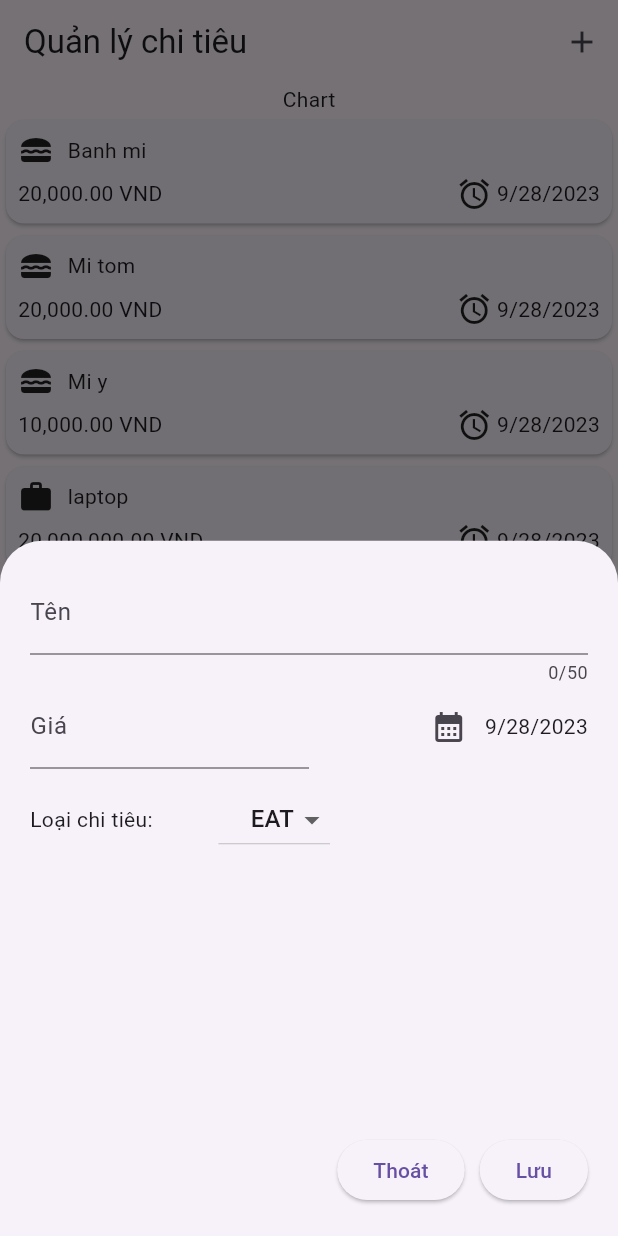
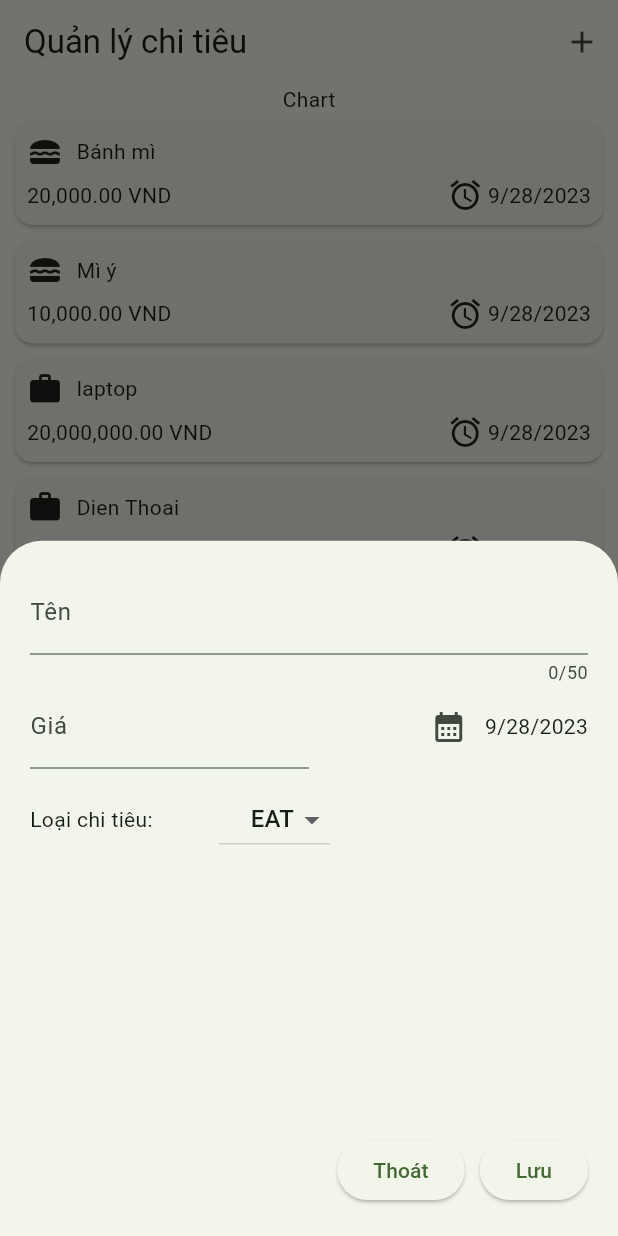
Before and after one commit to CliDang/QuanLyChiTieu, a Flutter app: the screen it shows after launch, after a tap on the "add" icon, on a phone screen of 412 x 824 dp. Run offline on Flutter 3.47's test engine with Material 2 defaults, Android fonts, the phone set to English and light mode, and no system bars; our stand-ins replace fluttertoast; missing offline and left inert: dart:ffi.

Commit message:
git add .

```diff
--- a/lib/main.dart
+++ b/lib/main.dart
@@ -1,9 +1,27 @@
 import 'package:flutter/material.dart';
 import 'package:money/widget/chitieuview.dart';
 
+var appColorScheme = ColorScheme.fromSeed(seedColor:  const Color.fromARGB(
+    255, 29, 108, 0));
+
 void main() {
-  runApp( MaterialApp(
-    theme: ThemeData(useMaterial3: true),
+  runApp(MaterialApp(
+    darkTheme: ThemeData.dark(
+      useMaterial3: true,
+    ),
+    theme: ThemeData(
+      useMaterial3: true,
+      colorScheme: appColorScheme,
+      cardTheme: const CardTheme().copyWith(
+        margin: const EdgeInsets.fromLTRB(10, 5, 10, 5),
+
+      ),
+      elevatedButtonTheme: ElevatedButtonThemeData(
+        style: ElevatedButton.styleFrom(
+
+        )
+      )
+    ),
     home: const ChiTieuView(),
     debugShowCheckedModeBanner: true,
   ));
--- a/lib/widget/chitieulist.dart
+++ b/lib/widget/chitieulist.dart
@@ -3,20 +3,21 @@ import 'package:flutter/material.dart';
 import 'package:money/entity/chitieu.dart';
 import 'package:money/widget/chitieu_item.dart';
 
-class ChiTieuList extends StatelessWidget{
-  ChiTieuList (this.chiTieuList, {super.key});
+class ChiTieuList extends StatelessWidget {
+  const ChiTieuList({super.key, required this.chiTieuList, required this.xoaChiTieu});
 
+  final void Function(ChiTieu chiTieu) xoaChiTieu;
   final List<ChiTieu> chiTieuList;
-
 
   @override
   Widget build(BuildContext context) {
     return ListView.builder(
-        itemCount: chiTieuList.length,
-        itemBuilder:
-            (context, index) => ChiTieuItem(chiTieu: chiTieuList[index]),
-      );
-
+      itemCount: chiTieuList.length,
+      itemBuilder: (context, index) =>
+          Dismissible(
+              onDismissed: (direction) => xoaChiTieu(chiTieuList[index]),
+              key: ValueKey(chiTieuList[index]),
+              child: ChiTieuItem(chiTieu: chiTieuList[index]))
+    );
   }
-
 }
--- a/lib/widget/chitieuview.dart
+++ b/lib/widget/chitieuview.dart
@@ -1,43 +1,76 @@
-import 'package:flutter/cupertino.dart';
 import 'package:flutter/material.dart';
 import 'package:money/widget/chitieulist.dart';
 import 'package:money/entity/chitieu.dart';
 import 'package:money/widget/themchitieuview.dart';
 
-class ChiTieuView extends StatefulWidget{
+class ChiTieuView extends StatefulWidget {
   const ChiTieuView({super.key});
 
   @override
   State<ChiTieuView> createState() => _ChiTieuViewState();
 }
 
-class _ChiTieuViewState extends State<ChiTieuView>{
+class _ChiTieuViewState extends State<ChiTieuView> {
   final List<ChiTieu> chiTieuList = [
-    ChiTieu("eat01", "Banh mi", 20000.0, DateTime.now(), Category.eat),
-    ChiTieu("eat02", "Mi tom", 20000, DateTime.now(), Category.eat),
-    ChiTieu("eat03", "Mi y", 10000, DateTime.now(), Category.eat),
+    ChiTieu("eat01", "Bánh mì", 20000.0, DateTime.now(), Category.eat),
+    ChiTieu("eat03", "Mì ý", 10000, DateTime.now(), Category.eat),
     ChiTieu("work01", "laptop", 20000000, DateTime.now(), Category.work),
     ChiTieu("work05", "Dien Thoai", 10000, DateTime.now(), Category.work),
-    ChiTieu("eat06", "Mi y", 10000, DateTime.now(), Category.eat),
-    ChiTieu("eat07", "Mi y", 10000, DateTime.now(), Category.eat),
-    ChiTieu("eat08", "Mi y", 10000, DateTime.now(), Category.eat),
-    ChiTieu("eat02", "Mi tom", 20000, DateTime.now(), Category.eat),
-    ChiTieu("eat03", "Mi y", 10000, DateTime.now(), Category.eat),
-    ChiTieu("work01", "laptop", 20000000, DateTime.now(), Category.work),
-    ChiTieu("work05", "Dien Thoai", 10000, DateTime.now(), Category.work),
+    ChiTieu("work05", "Xe tăng", 300000000, DateTime.now(), Category.study),
+    ChiTieu("work05", "Cà phê", 18000, DateTime.now(), Category.drink),
   ];
+
+  void _themChiTieu(ChiTieu chiTieu) {
+    setState(() {
+      chiTieuList.add(chiTieu);
+    });
+    //print(chiTieuList.length);
+  }
 
   void _moThemChiTieu() {
     showModalBottomSheet(
         context: context,
         builder: (themChiTieuContext) {
-          return const ThemChiTieuView();
-        }
+          return ThemChiTieuView(themChiTieu: _themChiTieu);
+        });
+  }
+
+  void _xoaChiTieu(ChiTieu chiTieu) {
+    //lấy index của nó để undo đúng vị trí
+    final chiTieuIndex = chiTieuList.indexOf(chiTieu);
+    setState(() {
+      chiTieuList.remove(chiTieu);
+    });
+    //print(chiTieuList.length);
+
+    //xoa Snackbar cu khi tao Snackbar moi
+    ScaffoldMessenger.of(context).clearSnackBars();
+    ScaffoldMessenger.of(context).showSnackBar(
+        SnackBar(
+            content: const Text("Xóa thành công"),
+            duration: const Duration(seconds: 2),
+            action: SnackBarAction(label: "Tạo lại", onPressed: (){
+              setState(() {
+                //undo dung vi tri da xoa
+                chiTieuList.insert(chiTieuIndex, chiTieu);
+              });
+            }),
+        )
     );
   }
 
+
+
   @override
   Widget build(BuildContext context) {
+    Widget mainContent = const Center(
+      child: Text("Hiện không có chi tiêu nào"),
+    );
+
+    if (chiTieuList.isNotEmpty){
+      mainContent = ChiTieuList(chiTieuList: chiTieuList, xoaChiTieu: _xoaChiTieu);
+    }
+
     return Scaffold(
         appBar: AppBar(
           title: const Text("Quản lý chi tiêu"),
@@ -45,14 +78,16 @@ class _ChiTieuViewState extends State<ChiTieuView>{
             IconButton(onPressed: _moThemChiTieu, icon: const Icon(Icons.add)),
           ],
         ),
-        body:  SafeArea(
+        body: SafeArea(
           child: Column(
             children: [
-              const Text("Chart", style: TextStyle(decoration: TextDecoration.none)),
-              Expanded(child: ChiTieuList(chiTieuList)),
+              const Text("Chart",
+                  style: TextStyle(decoration: TextDecoration.none)),
+              Expanded(
+                  child: mainContent,
+              )
             ],
           ),
-        )
-    );
+        ));
   }
 }
--- a/lib/widget/themchitieuview.dart
+++ b/lib/widget/themchitieuview.dart
@@ -6,7 +6,9 @@ import 'package:intl/intl.dart';
 import 'package:money/entity/chitieu.dart';
 
 class ThemChiTieuView extends StatefulWidget {
-  const ThemChiTieuView({super.key});
+  const ThemChiTieuView({super.key, required this.themChiTieu});
+
+  final void Function(ChiTieu chiTieu) themChiTieu;
 
   @override
   State<ThemChiTieuView> createState() {
@@ -42,6 +44,7 @@ class _ThemChiTieuState extends State<ThemChiTieuView> {
     _priceInputController.dispose();
     super.dispose();
   }
+
 
   void _saveDateClick() {
     final enterPrice = double.tryParse((_priceInputController.text).trim());
@@ -87,19 +90,19 @@ class _ThemChiTieuState extends State<ThemChiTieuView> {
     }
     else {
       Fluttertoast.showToast(
-          msg: "${_titleInputController.text} - ${_priceInputController
-              .text} VND - ${dateFormatter.format(
-              _selectedDate!)} - ${_selectedCate.name}",
+          msg: "Thêm thành công",
           toastLength: Toast.LENGTH_SHORT,
           gravity: ToastGravity.CENTER,
           timeInSecForIosWeb: 1,
           textColor: Colors.white,
           fontSize: 16.0
       );
-      print("run");
+      ChiTieu chiTieu = ChiTieu("test", _titleInputController.text, double.tryParse(_priceInputController.text)!, _selectedDate! , _selectedCate);
+      widget.themChiTieu(chiTieu);
+
+      Navigator.pop(context);
     }
   }
-
 
   @override
   Widget build(BuildContext context) {
@@ -193,6 +196,7 @@ class _ThemChiTieuState extends State<ThemChiTieuView> {
               ElevatedButton(
                 onPressed: () {
                   _saveDateClick();
+
                 },
                 child: const Text("Lưu"),
               )
--- a/pubspec.yaml
+++ b/pubspec.yaml
@@ -38,6 +38,7 @@ dependencies:
   uuid: ^4.0.0
   intl: ^0.18.1
   fluttertoast: ^8.2.2
+  dynamic_color: ^1.6.7
 
 dev_dependencies:
   flutter_test:
```
Also changed, not shown: pubspec.lock.
